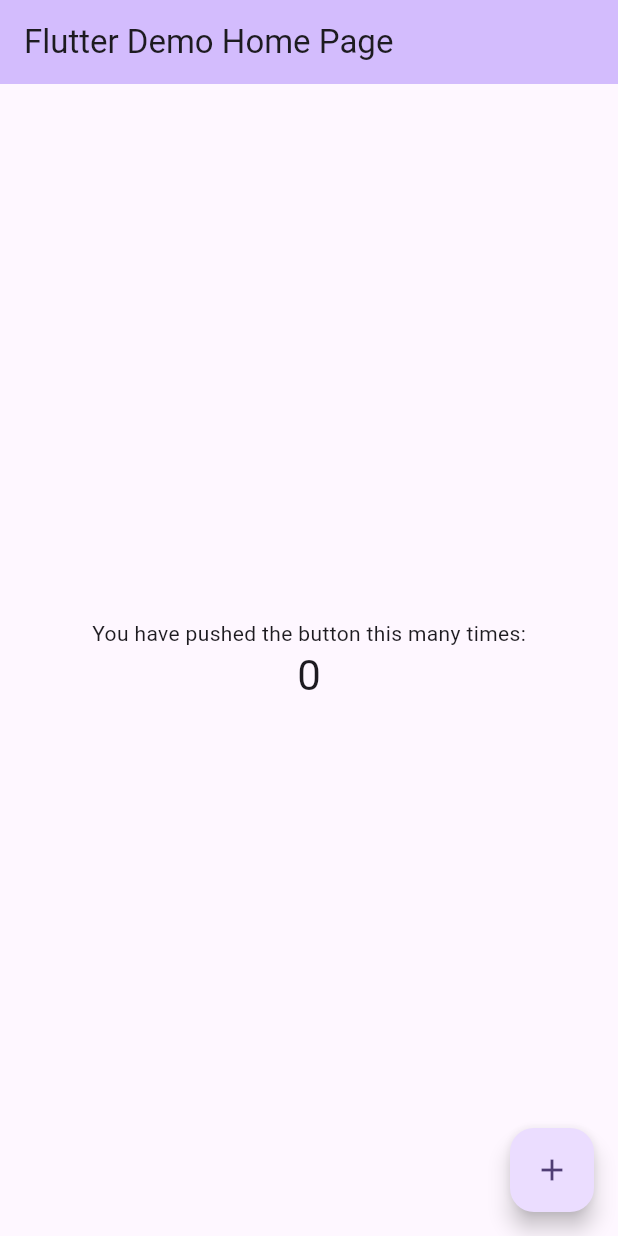
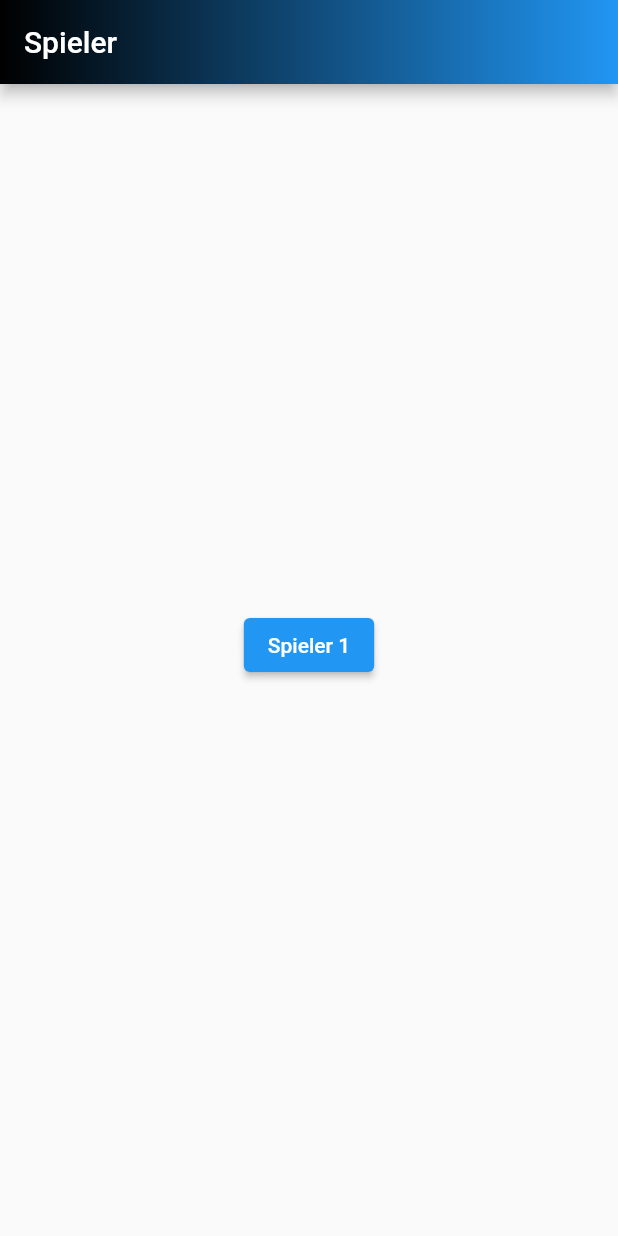
Before and after one commit to AdminL3/el_dorado, a Flutter app: the screen it shows after launch, on a phone screen of 412 x 824 dp. Run offline on Flutter 3.47's test engine with Material 2 defaults, Android fonts, the phone set to English and light mode, and no system bars; our stand-ins replace cloud_firestore, firebase_core; accounts and stored records are empty.

Commit message:
Added all files

```diff
--- a/lib/main.dart
+++ b/lib/main.dart
@@ -1,131 +1,21 @@
+import 'package:eldorado/spieler.dart';
 import 'package:firebase_core/firebase_core.dart';
 import 'package:flutter/material.dart';
-import 'firebase_options.dart';
 
-Future<void> main() async {
+Future main() async {
   WidgetsFlutterBinding.ensureInitialized();
-  await Firebase.initializeApp(
-    options: DefaultFirebaseOptions.currentPlatform,
-  );
+  await Firebase.initializeApp();
+
   runApp(const MyApp());
 }
 
 class MyApp extends StatelessWidget {
-  const MyApp({super.key});
+  const MyApp({Key? key}) : super(key: key);
 
-  // This widget is the root of your application.
   @override
   Widget build(BuildContext context) {
-    return MaterialApp(
-      title: 'Flutter Demo',
-      theme: ThemeData(
-        // This is the theme of your application.
-        //
-        // TRY THIS: Try running your application with "flutter run". You'll see
-        // the application has a blue toolbar. Then, without quitting the app,
-        // try changing the seedColor in the colorScheme below to Colors.green
-        // and then invoke "hot reload" (save your changes or press the "hot
-        // reload" button in a Flutter-supported IDE, or press "r" if you used
-        // the command line to start the app).
-        //
-        // Notice that the counter didn't reset back to zero; the application
-        // state is not lost during the reload. To reset the state, use hot
-        // restart instead.
-        //
-        // This works for code too, not just values: Most code changes can be
-        // tested with just a hot reload.
-        colorScheme: ColorScheme.fromSeed(seedColor: Colors.deepPurple),
-        useMaterial3: true,
-      ),
-      home: const MyHomePage(title: 'Flutter Demo Home Page'),
+    return const MaterialApp(
+      home: Spieler(),
     );
   }
 }
-
-class MyHomePage extends StatefulWidget {
-  const MyHomePage({super.key, required this.title});
-
-  // This widget is the home page of your application. It is stateful, meaning
-  // that it has a State object (defined below) that contains fields that affect
-  // how it looks.
-
-  // This class is the configuration for the state. It holds the values (in this
-  // case the title) provided by the parent (in this case the App widget) and
-  // used by the build method of the State. Fields in a Widget subclass are
-  // always marked "final".
-
-  final String title;
-
-  @override
-  State<MyHomePage> createState() => _MyHomePageState();
-}
-
-class _MyHomePageState extends State<MyHomePage> {
-  int _counter = 0;
-
-  void _incrementCounter() {
-    setState(() {
-      // This call to setState tells the Flutter framework that something has
-      // changed in this State, which causes it to rerun the build method below
-      // so that the display can reflect the updated values. If we changed
-      // _counter without calling setState(), then the build method would not be
-      // called again, and so nothing would appear to happen.
-      _counter++;
-    });
-  }
-
-  @override
-  Widget build(BuildContext context) {
-    // This method is rerun every time setState is called, for instance as done
-    // by the _incrementCounter method above.
-    //
-    // The Flutter framework has been optimized to make rerunning build methods
-    // fast, so that you can just rebuild anything that needs updating rather
-    // than having to individually change instances of widgets.
-    return Scaffold(
-      appBar: AppBar(
-        // TRY THIS: Try changing the color here to a specific color (to
-        // Colors.amber, perhaps?) and trigger a hot reload to see the AppBar
-        // change color while the other colors stay the same.
-        backgroundColor: Theme.of(context).colorScheme.inversePrimary,
-        // Here we take the value from the MyHomePage object that was created by
-        // the App.build method, and use it to set our appbar title.
-        title: Text(widget.title),
-      ),
-      body: Center(
-        // Center is a layout widget. It takes a single child and positions it
-        // in the middle of the parent.
-        child: Column(
-          // Column is also a layout widget. It takes a list of children and
-          // arranges them vertically. By default, it sizes itself to fit its
-          // children horizontally, and tries to be as tall as its parent.
-          //
-          // Column has various properties to control how it sizes itself and
-          // how it positions its children. Here we use mainAxisAlignment to
-          // center the children vertically; the main axis here is the vertical
-          // axis because Columns are vertical (the cross axis would be
-          // horizontal).
-          //
-          // TRY THIS: Invoke "debug painting" (choose the "Toggle Debug Paint"
-          // action in the IDE, or press "p" in the console), to see the
-          // wireframe for each widget.
-          mainAxisAlignment: MainAxisAlignment.center,
-          children: <Widget>[
-            const Text(
-              'You have pushed the button this many times:',
-            ),
-            Text(
-              '$_counter',
-              style: Theme.of(context).textTheme.headlineMedium,
-            ),
-          ],
-        ),
-      ),
-      floatingActionButton: FloatingActionButton(
-        onPressed: _incrementCounter,
-        tooltip: 'Increment',
-        child: const Icon(Icons.add),
-      ), // This trailing comma makes auto-formatting nicer for build methods.
-    );
-  }
-}
--- /dev/null
+++ b/lib/spieler.dart
@@ -0,0 +1,46 @@
+import 'package:eldorado/player.dart';
+import 'package:flutter/material.dart';
+
+class Spieler extends StatelessWidget {
+  const Spieler({Key? key}) : super(key: key);
+
+  @override
+  Widget build(BuildContext context) {
+    return Scaffold(
+      appBar: AppBar(
+        title: const Text('Spieler'),
+        flexibleSpace: Container(
+          decoration: const BoxDecoration(
+            gradient: LinearGradient(
+                begin: Alignment.centerLeft,
+                end: Alignment.centerRight,
+                colors: <Color>[
+                  Colors.black,
+                  Colors.blue
+                ]
+            ),
+          ),
+        ),
+      ),
+      body: Center(
+        child: Column(
+            mainAxisAlignment: MainAxisAlignment.center,
+            children: <Widget>[
+              ElevatedButton(
+                onPressed: () {
+                  Navigator.push(
+                    context,
+                    MaterialPageRoute(
+                      builder: (context) => const Player(),
+                    ),
+                  );
+                },
+                child: const Text('Spieler 1'),
+              ),
+              const SizedBox(height: 20),
+            ]
+        ),
+      ),
+    );
+  }
+}
```
Also changed, not shown: lib/functions.dart (added, +306 -0 lines), lib/player.dart (added, +115 -0 lines).
